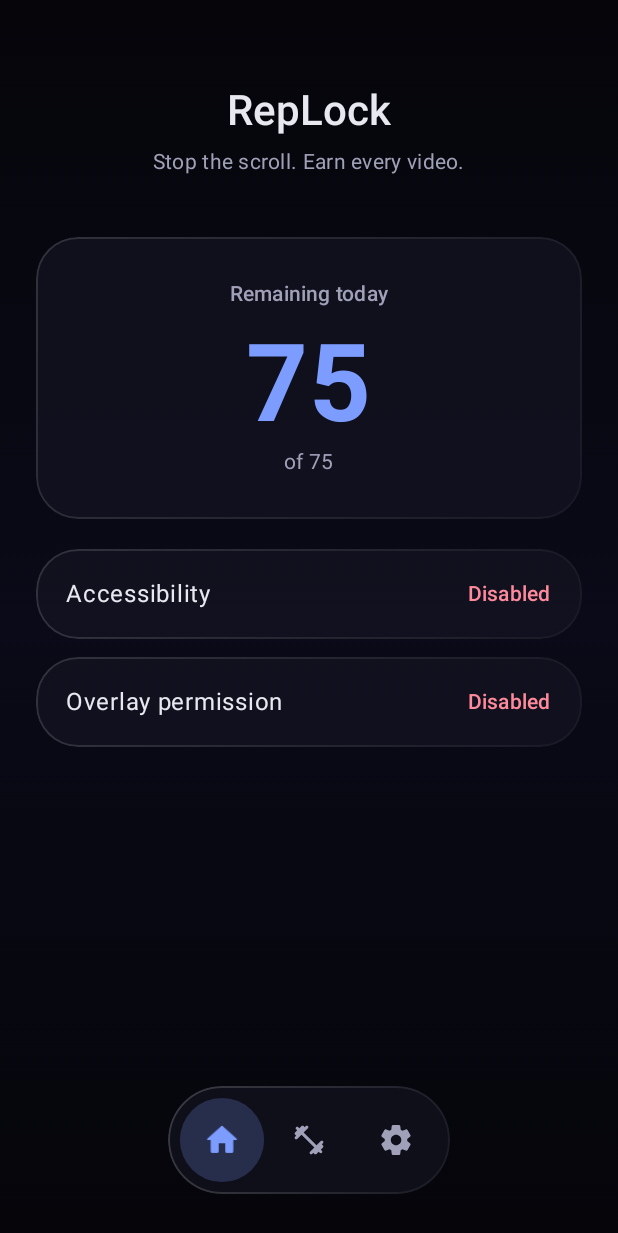
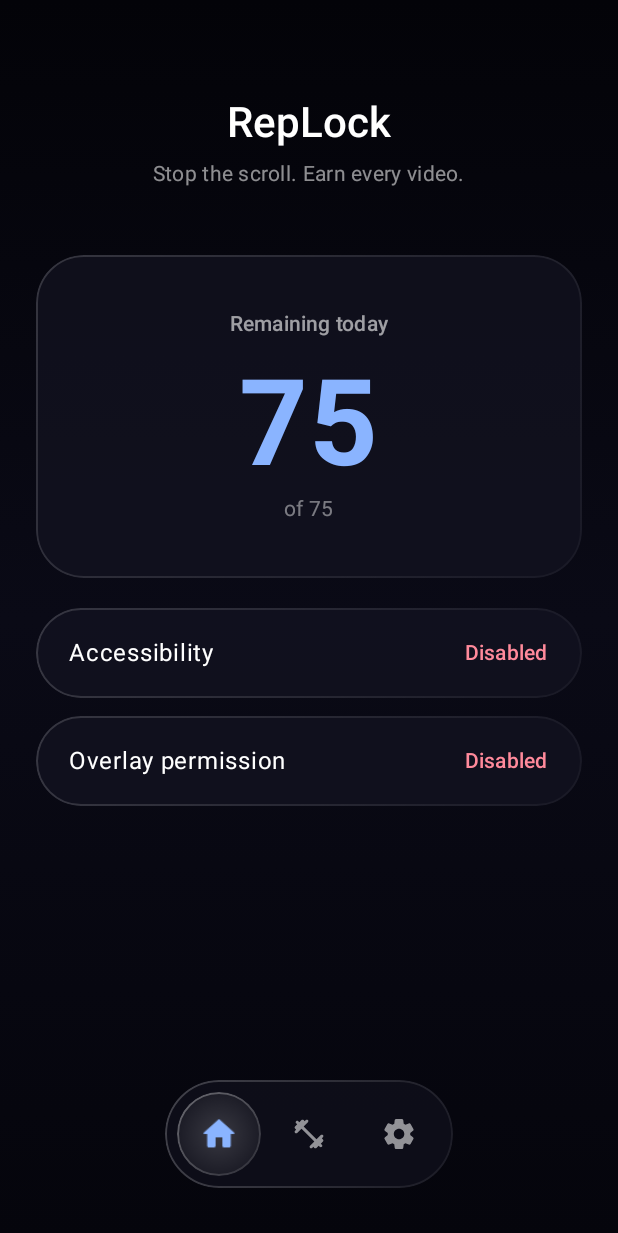
Before and after one commit to toroknandor0205-cloud/RepLock, an Android app built with Jetpack Compose: the screen it shows after launch (MainActivity), on a phone screen of 412 x 824 dp. Shown: the top 1233 px of the screen. Run offline under Robolectric (Android 15) with nearby library versions, the phone set to English and light mode, and no system bars.

Commit message:
Update MainActivity.kt

```diff
--- a/app/src/main/java/com/replock/app/MainActivity.kt
+++ b/app/src/main/java/com/replock/app/MainActivity.kt
@@ -11,6 +11,7 @@ import androidx.activity.ComponentActivity
 import androidx.activity.compose.setContent
 import androidx.activity.enableEdgeToEdge
 import androidx.compose.animation.AnimatedContent
+import androidx.compose.animation.core.Animatable
 import androidx.compose.animation.core.Spring
 import androidx.compose.animation.core.animateFloatAsState
 import androidx.compose.animation.core.spring
@@ -37,16 +38,23 @@ import androidx.compose.ui.Alignment
 import androidx.compose.ui.Modifier
 import androidx.compose.ui.draw.clip
 import androidx.compose.ui.draw.scale
+import androidx.compose.ui.geometry.Offset
 import androidx.compose.ui.graphics.Brush
 import androidx.compose.ui.graphics.Color
 import androidx.compose.ui.graphics.vector.ImageVector
+import androidx.compose.ui.layout.onGloballyPositioned
+import androidx.compose.ui.layout.positionInParent
 import androidx.compose.ui.platform.LocalContext
+import androidx.compose.ui.platform.LocalDensity
 import androidx.compose.ui.text.font.FontWeight
 import androidx.compose.ui.text.style.TextAlign
+import androidx.compose.ui.unit.IntOffset
 import androidx.compose.ui.unit.dp
 import androidx.compose.ui.unit.sp
 import com.replock.app.data.VideoQuotaRepository
 import com.replock.app.ui.theme.RepLockTheme
+import kotlinx.coroutines.launch
+import kotlin.math.roundToInt
 
 class MainActivity : ComponentActivity() {
 
@@ -93,15 +101,16 @@ fun MainScreen(quotaRepo: VideoQuotaRepository) {
     }
 
     Box(modifier = Modifier.fillMaxSize()) {
+        // Deep background
         Box(
             modifier = Modifier
                 .fillMaxSize()
                 .background(
                     Brush.verticalGradient(
                         colors = listOf(
-                            Color(0xFF05050A),
-                            Color(0xFF0A0A18),
-                            Color(0xFF05050A)
+                            Color(0xFF030308),
+                            Color(0xFF0A0A16),
+                            Color(0xFF05050C)
                         )
                     )
                 )
@@ -110,8 +119,8 @@ fun MainScreen(quotaRepo: VideoQuotaRepository) {
         AnimatedContent(
             targetState = currentScreen,
             transitionSpec = {
-                (fadeIn(tween(280)) + scaleIn(initialScale = 0.96f, animationSpec = tween(280)))
-                    .togetherWith(fadeOut(tween(200)) + scaleOut(targetScale = 0.96f, animationSpec = tween(200)))
+                (fadeIn(tween(300)) + scaleIn(initialScale = 0.97f, animationSpec = tween(300)))
+                    .togetherWith(fadeOut(tween(220)) + scaleOut(targetScale = 0.97f, animationSpec = tween(220)))
             },
             label = "screen"
         ) { screen ->
@@ -132,7 +141,7 @@ fun MainScreen(quotaRepo: VideoQuotaRepository) {
                     },
                     modifier = Modifier
                         .fillMaxSize()
-                        .padding(bottom = 110.dp)
+                        .padding(bottom = 120.dp)
                 )
 
                 Screen.PUSHUP -> PushupDetectorScreen(
@@ -157,18 +166,18 @@ fun MainScreen(quotaRepo: VideoQuotaRepository) {
                     },
                     modifier = Modifier
                         .fillMaxSize()
-                        .padding(bottom = 110.dp)
+                        .padding(bottom = 120.dp)
                 )
             }
         }
 
         if (currentScreen != Screen.PUSHUP) {
-            FloatingIslandDock(
+            LiquidGlassDock(
                 currentScreen = currentScreen,
                 onNavigate = { currentScreen = it },
                 modifier = Modifier
                     .align(Alignment.BottomCenter)
-                    .padding(bottom = 28.dp)
+                    .padding(bottom = 32.dp)
             )
         }
     }
@@ -187,48 +196,48 @@ private fun HomeContent(
         modifier = modifier
             .fillMaxSize()
             .padding(horizontal = 24.dp)
-            .padding(top = 56.dp),
+            .padding(top = 64.dp),
         horizontalAlignment = Alignment.CenterHorizontally
     ) {
         Text(
             text = "RepLock",
             style = MaterialTheme.typography.headlineMedium,
             fontWeight = FontWeight.SemiBold,
-            color = MaterialTheme.colorScheme.onBackground
+            color = Color.White
         )
         Text(
             text = "Stop the scroll. Earn every video.",
             style = MaterialTheme.typography.bodyMedium,
-            color = MaterialTheme.colorScheme.onSurfaceVariant,
+            color = Color.White.copy(alpha = 0.55f),
             modifier = Modifier.padding(top = 6.dp)
         )
 
-        Spacer(modifier = Modifier.height(40.dp))
+        Spacer(modifier = Modifier.height(44.dp))
 
-        GlassCard(modifier = Modifier.fillMaxWidth()) {
+        // Big glass counter
+        LiquidGlassCard(modifier = Modifier.fillMaxWidth()) {
             Column(
                 modifier = Modifier
                     .fillMaxWidth()
-                    .padding(28.dp),
+                    .padding(vertical = 36.dp),
                 horizontalAlignment = Alignment.CenterHorizontally
             ) {
                 Text(
                     text = "Remaining today",
                     style = MaterialTheme.typography.titleSmall,
-                    color = MaterialTheme.colorScheme.onSurfaceVariant
+                    color = Color.White.copy(alpha = 0.6f)
                 )
-                Spacer(modifier = Modifier.height(8.dp))
+                Spacer(modifier = Modifier.height(10.dp))
                 Text(
                     text = "$remaining",
-                    fontSize = 72.sp,
+                    fontSize = 80.sp,
                     fontWeight = FontWeight.Bold,
-                    color = if (remaining > 0) MaterialTheme.colorScheme.primary
-                    else MaterialTheme.colorScheme.tertiary
+                    color = if (remaining > 0) Color(0xFF8AB4FF) else Color(0xFFFF8A9B)
                 )
                 Text(
                     text = "of ${VideoQuotaRepository.DAILY_LIMIT}",
                     style = MaterialTheme.typography.bodyMedium,
-                    color = MaterialTheme.colorScheme.onSurfaceVariant
+                    color = Color.White.copy(alpha = 0.45f)
                 )
             }
         }
@@ -236,25 +245,25 @@ private fun HomeContent(
         Spacer(modifier = Modifier.height(20.dp))
 
         if (remaining <= 0) {
-            GlassCard(modifier = Modifier.fillMaxWidth()) {
+            LiquidGlassCard(modifier = Modifier.fillMaxWidth()) {
                 Text(
-                    text = "Daily limit reached. Perform push-ups to unlock more videos.",
+                    text = "Daily limit reached.\nPerform push-ups to unlock more videos.",
                     style = MaterialTheme.typography.bodyMedium,
-                    color = MaterialTheme.colorScheme.tertiary,
+                    color = Color(0xFFFF8A9B),
                     textAlign = TextAlign.Center,
-                    modifier = Modifier.padding(20.dp)
+                    modifier = Modifier.padding(22.dp)
                 )
             }
             Spacer(modifier = Modifier.height(20.dp))
         }
 
-        StatusGlassRow(
+        StatusRow(
             title = "Accessibility",
             enabled = isAccessibilityEnabled,
             onClick = onOpenAccessibilitySettings
         )
         Spacer(modifier = Modifier.height(12.dp))
-        StatusGlassRow(
+        StatusRow(
             title = "Overlay permission",
             enabled = canDrawOverlays,
             onClick = onOpenOverlaySettings
@@ -274,108 +283,178 @@ private fun SettingsContent(
         modifier = modifier
             .fillMaxSize()
             .padding(horizontal = 24.dp)
-            .padding(top = 56.dp),
+            .padding(top = 64.dp),
         horizontalAlignment = Alignment.CenterHorizontally
     ) {
         Text(
             text = "Settings",
             style = MaterialTheme.typography.headlineMedium,
-            fontWeight = FontWeight.SemiBold
+            fontWeight = FontWeight.SemiBold,
+            color = Color.White
         )
-        Spacer(modifier = Modifier.height(32.dp))
+        Spacer(modifier = Modifier.height(36.dp))
 
-        StatusGlassRow(
+        StatusRow(
             title = "Accessibility Service",
             enabled = isAccessibilityEnabled,
             onClick = onOpenAccessibilitySettings
         )
         Spacer(modifier = Modifier.height(12.dp))
-        StatusGlassRow(
+        StatusRow(
             title = "Display over other apps",
             enabled = canDrawOverlays,
             onClick = onOpenOverlaySettings
         )
-        Spacer(modifier = Modifier.height(24.dp))
-        GlassCard(modifier = Modifier.fillMaxWidth()) {
-            Column(modifier = Modifier.padding(20.dp)) {
+        Spacer(modifier = Modifier.height(28.dp))
+
+        LiquidGlassCard(modifier = Modifier.fillMaxWidth()) {
+            Column(modifier = Modifier.padding(22.dp)) {
                 Text(
                     text = "How it works",
                     style = MaterialTheme.typography.titleMedium,
-                    fontWeight = FontWeight.SemiBold
+                    fontWeight = FontWeight.SemiBold,
+                    color = Color.White
                 )
-                Spacer(modifier = Modifier.height(8.dp))
+                Spacer(modifier = Modifier.height(10.dp))
                 Text(
-                    text = "RepLock watches TikTok and Instagram Reels through the Accessibility Service. After 75 videos the feed is blocked. Each correct push-up detected by the front camera restores one video.",
+                    text = "RepLock monitors TikTok and Instagram Reels. After 75 videos the feed is blocked. Every correct push-up detected by the camera restores one video.",
                     style = MaterialTheme.typography.bodyMedium,
-                    color = MaterialTheme.colorScheme.onSurfaceVariant
+                    color = Color.White.copy(alpha = 0.6f)
                 )
             }
         }
     }
 }
 
+// ==================== LIQUID GLASS DOCK WITH SLIDER ====================
+
 @Composable
-private fun FloatingIslandDock(
+private fun LiquidGlassDock(
     currentScreen: Screen,
     onNavigate: (Screen) -> Unit,
     modifier: Modifier = Modifier
 ) {
-    Row(
+    val density = LocalDensity.current
+    val scope = rememberCoroutineScope()
+
+    // Positions of the three buttons
+    val buttonPositions = remember { mutableStateListOf(0f, 0f, 0f) }
+    val buttonWidth = remember { mutableStateOf(0f) }
+
+    val indicatorOffset = remember { Animatable(0f) }
+
+    // Animate indicator when screen changes
+    LaunchedEffect(currentScreen, buttonPositions.toList()) {
+        val index = when (currentScreen) {
+            Screen.HOME -> 0
+            Screen.PUSHUP -> 1
+            Screen.SETTINGS -> 2
+        }
+        if (buttonPositions[index] != 0f) {
+            indicatorOffset.animateTo(
+                targetValue = buttonPositions[index],
+                animationSpec = spring(
+                    dampingRatio = 0.75f,
+                    stiffness = Spring.StiffnessMediumLow
+                )
+            )
+        }
+    }
+
+    Box(
         modifier = modifier
-            .clip(RoundedCornerShape(40.dp))
-            .background(Color(0xFF12121E).copy(alpha = 0.82f))
+            .clip(RoundedCornerShape(42.dp))
+            .background(Color(0xFF10101C).copy(alpha = 0.78f))
             .border(
                 width = 1.dp,
                 brush = Brush.linearGradient(
                     colors = listOf(
-                        Color.White.copy(alpha = 0.18f),
-                        Color.White.copy(alpha = 0.05f)
+                        Color.White.copy(alpha = 0.22f),
+                        Color.White.copy(alpha = 0.06f)
                     )
                 ),
-                shape = RoundedCornerShape(40.dp)
+                shape = RoundedCornerShape(42.dp)
             )
-            .padding(horizontal = 10.dp, vertical = 10.dp),
-        horizontalArrangement = Arrangement.spacedBy(6.dp),
+            .padding(horizontal = 8.dp, vertical = 8.dp)
+    ) {
+        // Liquid glass sliding indicator
+        Box(
+            modifier = Modifier
+                .offset { IntOffset(indicatorOffset.value.roundToInt(), 0) }
+                .size(56.dp)
+                .clip(CircleShape)
+                .background(
+                    Brush.radialGradient(
+                        colors = listOf(
+                            Color.White.copy(alpha = 0.18f),
+                            Color.White.copy(alpha = 0.06f)
+                        )
+                    )
+                )
+                .border(
+                    width = 1.dp,
+                    brush = Brush.linearGradient(
+                        colors = listOf(
+                            Color.White.copy(alpha = 0.35f),
+                            Color.White.copy(alpha = 0.08f)
+                        )
+                    ),
+                    shape = CircleShape
+                )
+        )
+
+        Row(
+            horizontalArrangement = Arrangement.spacedBy(4.dp),
             verticalAlignment = Alignment.CenterVertically
         ) {
-        IslandButton(
+            DockIconButton(
                 icon = Icons.Rounded.Home,
                 selected = currentScreen == Screen.HOME,
-            onClick = { onNavigate(Screen.HOME) }
+                onClick = { onNavigate(Screen.HOME) },
+                onPositioned = { x, width ->
+                    buttonPositions[0] = x
+                    buttonWidth.value = width
+                }
             )
-        IslandButton(
+            DockIconButton(
                 icon = Icons.Rounded.FitnessCenter,
                 selected = currentScreen == Screen.PUSHUP,
-            onClick = { onNavigate(Screen.PUSHUP) }
+                onClick = { onNavigate(Screen.PUSHUP) },
+                onPositioned = { x, _ -> buttonPositions[1] = x }
             )
-        IslandButton(
+            DockIconButton(
                 icon = Icons.Rounded.Settings,
                 selected = currentScreen == Screen.SETTINGS,
-            onClick = { onNavigate(Screen.SETTINGS) }
+                onClick = { onNavigate(Screen.SETTINGS) },
+                onPositioned = { x, _ -> buttonPositions[2] = x }
             )
+        }
     }
 }
 
 @Composable
-private fun IslandButton(
+private fun DockIconButton(
     icon: ImageVector,
     selected: Boolean,
-    onClick: () -> Unit
+    onClick: () -> Unit,
+    onPositioned: (x: Float, width: Float) -> Unit
 ) {
     val scale by animateFloatAsState(
-        targetValue = if (selected) 1.08f else 1f,
+        targetValue = if (selected) 1.12f else 1f,
         animationSpec = spring(dampingRatio = Spring.DampingRatioMediumBouncy),
-        label = "scale"
+        label = "iconScale"
     )
-    val bgColor = if (selected) MaterialTheme.colorScheme.primary.copy(alpha = 0.22f)
-    else Color.Transparent
 
     Box(
         modifier = Modifier
-            .size(52.dp)
+            .size(56.dp)
+            .onGloballyPositioned { coordinates ->
+                onPositioned(
+                    coordinates.positionInParent().x,
+                    coordinates.size.width.toFloat()
+                )
+            }
             .scale(scale)
-            .clip(CircleShape)
-            .background(bgColor)
             .clickable(
                 interactionSource = remember { MutableInteractionSource() },
                 indication = null,
@@ -386,31 +465,32 @@ private fun IslandButton(
         Icon(
             imageVector = icon,
             contentDescription = null,
-            tint = if (selected) MaterialTheme.colorScheme.primary
-            else MaterialTheme.colorScheme.onSurfaceVariant,
+            tint = if (selected) Color(0xFF8AB4FF) else Color.White.copy(alpha = 0.55f),
             modifier = Modifier.size(24.dp)
         )
     }
 }
 
+// ==================== GLASS COMPONENTS ====================
+
 @Composable
-private fun GlassCard(
+private fun LiquidGlassCard(
     modifier: Modifier = Modifier,
     content: @Composable () -> Unit
 ) {
     Box(
         modifier = modifier
-            .clip(RoundedCornerShape(28.dp))
-            .background(Color(0xFF141422).copy(alpha = 0.72f))
+            .clip(RoundedCornerShape(32.dp))
+            .background(Color(0xFF141422).copy(alpha = 0.65f))
             .border(
                 width = 1.dp,
                 brush = Brush.linearGradient(
                     colors = listOf(
-                        Color.White.copy(alpha = 0.14f),
+                        Color.White.copy(alpha = 0.16f),
                         Color.White.copy(alpha = 0.04f)
                     )
                 ),
-                shape = RoundedCornerShape(28.dp)
+                shape = RoundedCornerShape(32.dp)
             )
     ) {
         content()
@@ -418,12 +498,12 @@ private fun GlassCard(
 }
 
 @Composable
-private fun StatusGlassRow(
+private fun StatusRow(
     title: String,
     enabled: Boolean,
     onClick: () -> Unit
 ) {
-    GlassCard(
+    LiquidGlassCard(
         modifier = Modifier
             .fillMaxWidth()
             .clickable(onClick = onClick)
@@ -431,21 +511,20 @@ private fun StatusGlassRow(
         Row(
             modifier = Modifier
                 .fillMaxWidth()
-                .padding(horizontal = 20.dp, vertical = 18.dp),
+                .padding(horizontal = 22.dp, vertical = 18.dp),
             verticalAlignment = Alignment.CenterVertically,
             horizontalArrangement = Arrangement.SpaceBetween
         ) {
             Text(
                 text = title,
                 style = MaterialTheme.typography.bodyLarge,
-                color = MaterialTheme.colorScheme.onBackground
+                color = Color.White
             )
             Text(
                 text = if (enabled) "Enabled" else "Disabled",
                 style = MaterialTheme.typography.labelLarge,
                 fontWeight = FontWeight.SemiBold,
-                color = if (enabled) MaterialTheme.colorScheme.primary
-                else MaterialTheme.colorScheme.tertiary
+                color = if (enabled) Color(0xFF8AB4FF) else Color(0xFFFF8A9B)
             )
         }
     }
```
Lines whose indentation alone changed are shown as unchanged.
